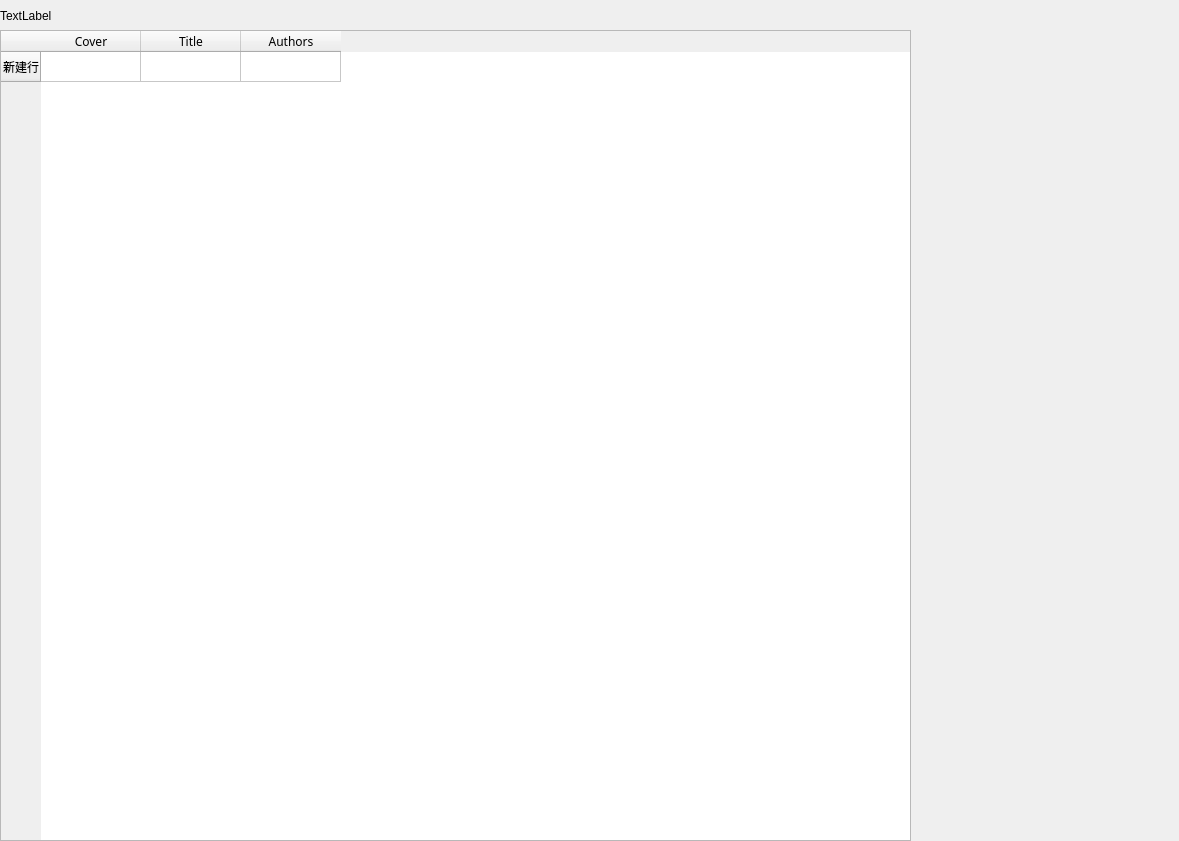
Shrimpwr/Ugokanai-dai-toshokan, file UI/book_page.ui: the form before one commit.
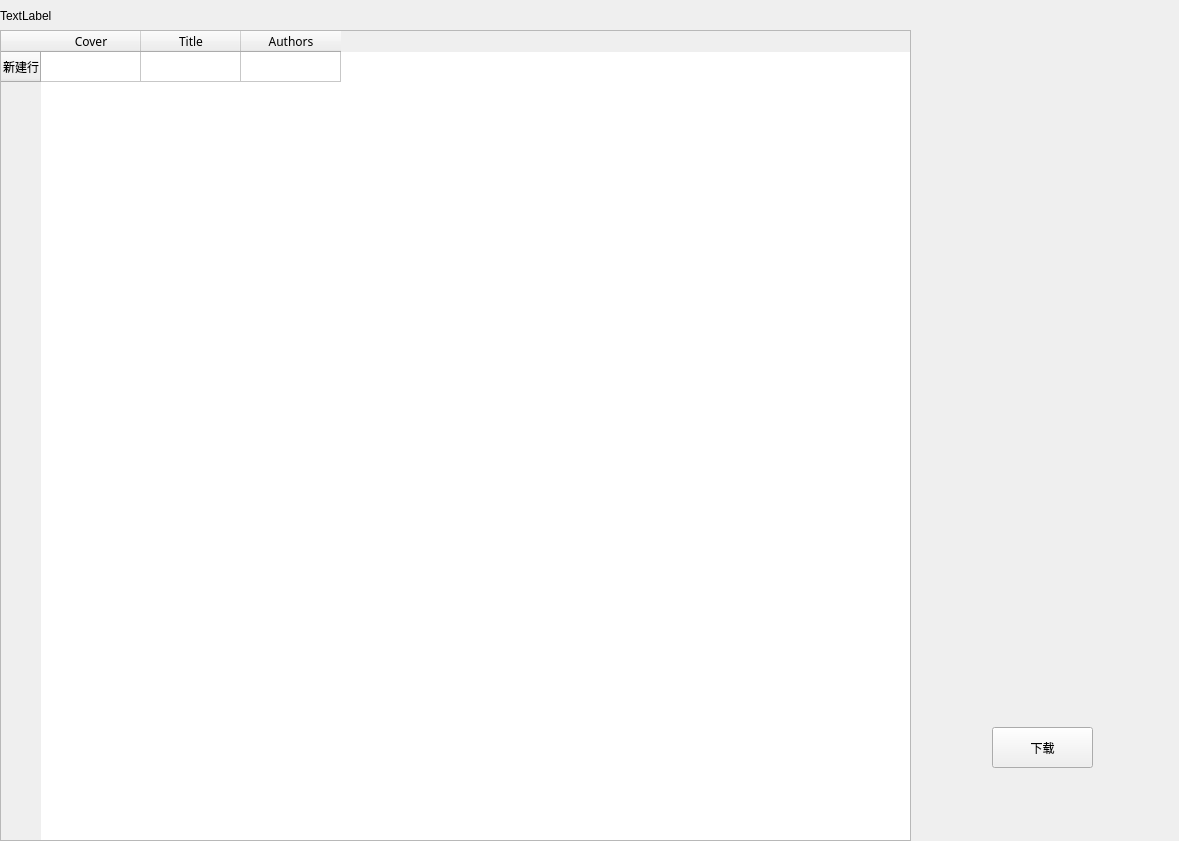
The form after the commit.

```diff
--- a/UI/book_page.ui
+++ b/UI/book_page.ui
@@ -53,7 +53,7 @@
     <rect>
      <x>0</x>
      <y>0</y>
-     <width>101</width>
+     <width>911</width>
      <height>31</height>
     </rect>
    </property>
@@ -64,6 +64,32 @@
     <enum>Qt::PlainText</enum>
    </property>
   </widget>
+  <widget class="QLabel" name="coverlabel">
+   <property name="geometry">
+    <rect>
+     <x>951</x>
+     <y>64</y>
+     <width>181</width>
+     <height>261</height>
+    </rect>
+   </property>
+   <property name="text">
+    <string/>
+   </property>
+  </widget>
+  <widget class="QPushButton" name="DownloadButton">
+   <property name="geometry">
+    <rect>
+     <x>992</x>
+     <y>727</y>
+     <width>101</width>
+     <height>41</height>
+    </rect>
+   </property>
+   <property name="text">
+    <string>下载</string>
+   </property>
+  </widget>
  </widget>
  <resources/>
  <connections/>
```
